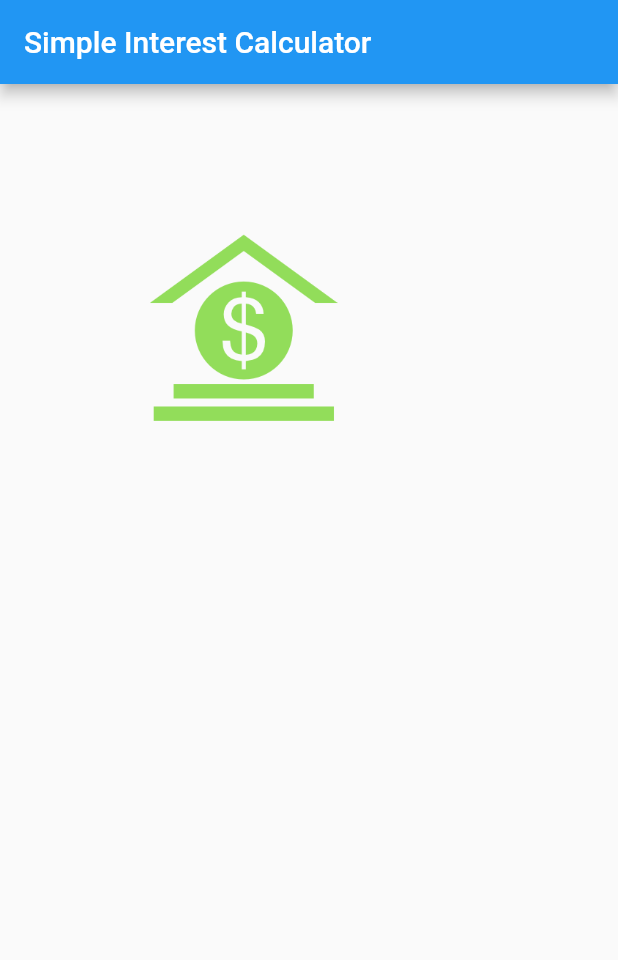
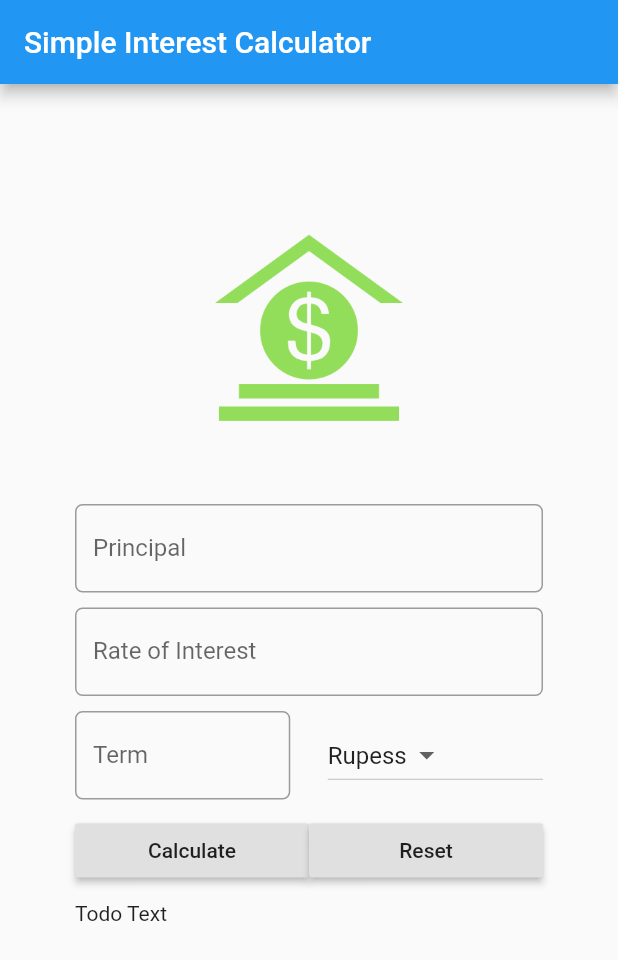
Before and after one commit to Lincxx/Flutter-Simple-Interest-Calculator, a Flutter app: the screen it shows after launch, on a phone screen of 412 x 824 dp. Shown: the top 960 px of the screen. Run offline on Flutter 3.47's test engine with Material 2 defaults, Android fonts, the phone set to English and light mode, and no system bars.

Commit message:
Layout Complete

```diff
--- a/lib/main.dart
+++ b/lib/main.dart
@@ -2,6 +2,7 @@ import 'package:flutter/material.dart';
 
 void main() {
   runApp(MaterialApp(
+    debugShowCheckedModeBanner: false,
     title: 'Simple Interest Calculator App',
     home: SIForm(),
   ));
@@ -19,13 +20,99 @@ class _SIFormState extends State<SIForm> {
   @override
   Widget build(BuildContext context) {
     return Scaffold(
+      //resizeToAvoidBottomPadding: false,
       appBar: AppBar(
         title: Text('Simple Interest Calculator'),
       ),
       body: Container(
         margin: EdgeInsets.all(_minPadding * 10),
-        child: Column(
-          children: <Widget>[getImageAssest()],
+        child: ListView(
+          children: <Widget>[
+            getImageAssest(),
+            Padding( child: TextField(
+              keyboardType: TextInputType.number,
+              decoration: InputDecoration(
+                labelText: 'Principal',
+                hintText: 'Enter Principal e.g. 12000',
+                border: OutlineInputBorder(
+                  borderRadius: BorderRadius.circular(5.0)
+                )
+              ),
+            ),
+            padding: EdgeInsets.only(top: _minPadding, bottom: _minPadding),
+            ),
+            Padding(
+              child:TextField(
+                keyboardType: TextInputType.number,
+                decoration: InputDecoration(
+                  labelText: 'Rate of Interest',
+                  hintText: 'In percent',
+                  border: OutlineInputBorder(
+                    borderRadius: BorderRadius.circular(5.0)
+                  )
+                ),
+              ),
+              padding: EdgeInsets.only(top: _minPadding, bottom: _minPadding),
+            ),
+            Padding(
+              padding: EdgeInsets.only(top: _minPadding, bottom: _minPadding),
+              child: Row(
+              children: <Widget>[
+                Expanded(
+                  child:  TextField(
+                    keyboardType: TextInputType.number,
+                    decoration: InputDecoration(
+                      labelText: 'Term',
+                      hintText: 'Time in years',
+                      border: OutlineInputBorder(
+                        borderRadius: BorderRadius.circular(5.0)
+                      )
+                    ),
+                  ),
+                ),
+                Container(width: _minPadding * 5),
+                Expanded(
+                  child: DropdownButton<String>(
+                  items: _currencies.map((String value){
+                    return DropdownMenuItem<String>(
+                      value: value,
+                      child: Text(value),
+                    );
+                  }).toList(),
+                  value: 'Rupess',
+                  onChanged: (String newValueSelected){
+
+                  }
+                )
+                )
+
+              ],
+            ),
+            ),
+            Padding(
+              padding: EdgeInsets.only(bottom: _minPadding, top: _minPadding),
+              child: Row(
+              children: <Widget>[
+                Expanded(
+                  child: RaisedButton(
+                    child: Text('Calculate'),
+                    onPressed: (){},
+                  ),
+                ),
+                Expanded(
+                  child: RaisedButton(
+                    child: Text('Reset'),
+                    onPressed: (){},
+                  ),
+                )
+              ],
+            ),
+            ),
+            Padding(
+              padding: EdgeInsets.only(bottom: _minPadding, top: _minPadding),
+              child: Text('Todo Text'),
+            )
+          ],
         ),
       ),
     );
```
